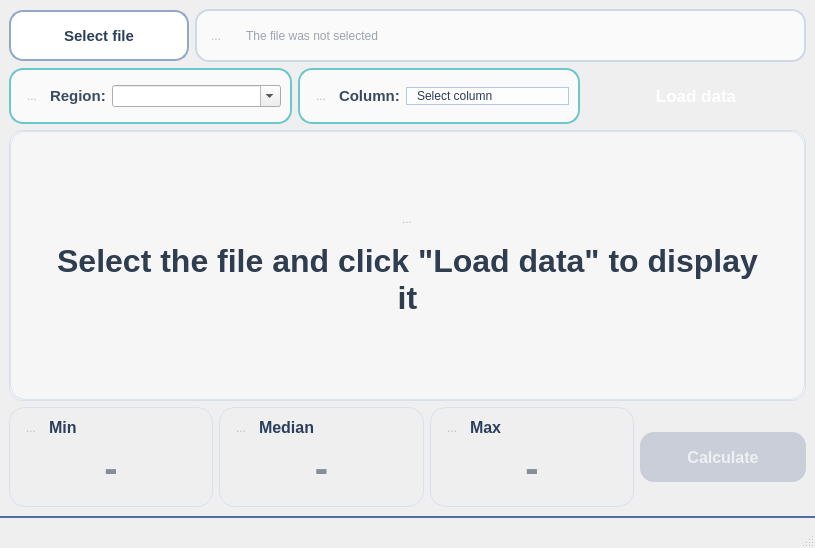
Before: the Qt Designer form mainwindow.ui in aleksei-manikhin/sem2_lab_02_OP, drawn with Qt 5.
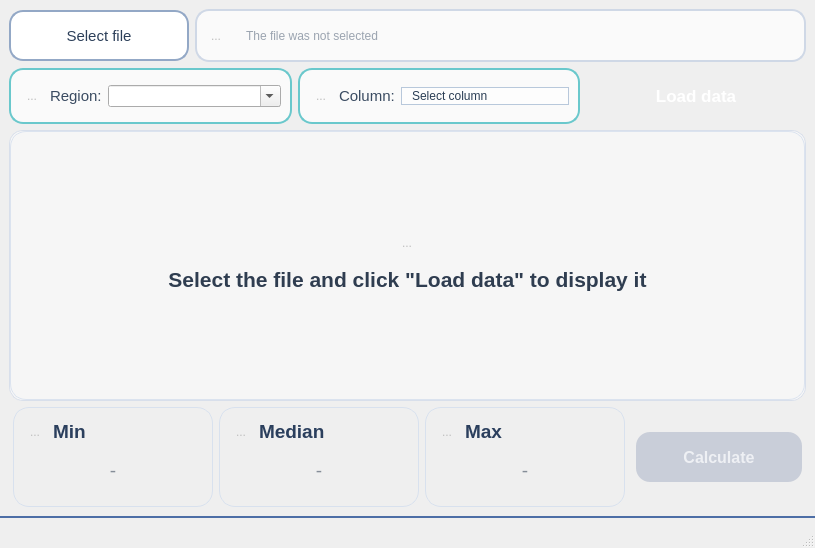
After: the same form once the commit is applied. Icons and pictures are not drawn.

Commit message: !version! Finally add combo boxes and made well written mainwindow.cpp + clean stylesheet

```diff
--- a/mainwindow.ui
+++ b/mainwindow.ui
@@ -25,35 +25,30 @@
   <property name="font">
    <font>
     <family>Segoe UI</family>
-    <pointsize>-1</pointsize>
+    <pointsize>9</pointsize>
    </font>
   </property>
   <property name="windowTitle">
    <string>MainWindow</string>
   </property>
   <property name="styleSheet">
-   <string notr="true">
-QMainWindow, QWidget#centralwidget {
+   <string notr="true">QMainWindow, QWidget#centralwidget {
     background: qlineargradient(x1:0, y1:0, x2:1, y2:1,
                                 stop:0 #f3f6fb, stop:0.55 #eef3fb, stop:1 #f4f0f6);
     color: #253246;
-    font-family: &quot;Segoe UI&quot;;
-    font-size: 16px;
 }
 
-QMenuBar, QStatusBar {
+QMenuBar {
     background: transparent;
     border: none;
 }
 
-
 QPushButton#chooseFileButton {
     background: #ffffff;
     color: #2c3f59;
     border: 2px solid #93a8c6;
     border-radius: 14px;
     padding: 8px 16px;
-    font-weight: 600;
 }
 QPushButton#chooseFileButton:hover { background: #f5f9ff; }
 QPushButton#chooseFileButton:pressed { background: #eaf2ff; }
@@ -84,33 +79,37 @@
 
 QLabel#regionText, QLabel#columnLabel {
     color: #3a4b61;
-    font-weight: 600;
 }
 
-QComboBox#regionComboBox, QComboBox#columnComboBox {
+QComboBox#regionComboBox,
+QComboBox#columnComboBox {
     background: rgba(255,255,255,0.65);
     border: 1px solid #b8c8db;
     border-radius: 10px;
     padding: 0 10px;
     color: #2a3d54;
 }
-QComboBox#regionComboBox:focus, QComboBox#columnComboBox:focus {
+QComboBox#regionComboBox:focus,
+QComboBox#columnComboBox:focus {
     border: 2px solid #5cc7cb;
     background: #ffffff;
 }
-QComboBox#regionComboBox::drop-down, QComboBox#columnComboBox::drop-down {
+QComboBox#regionComboBox::drop-down,
+QComboBox#columnComboBox::drop-down {
     border: none;
     width: 24px;
 }
 
+QPushButton#loadDataButton,
+QPushButton#calculateMetricsButton {
+    color: #ffffff;
+    border: none;
+    border-radius: 14px;
+    padding: 8px 16px;
+}
 QPushButton#loadDataButton {
     background: qlineargradient(x1:0, y1:0, x2:1, y2:0,
                                 stop:0 #17c2c2, stop:1 #0fa8ba);
-    color: #ffffff;
-    border: none;
-    border-radius: 14px;
-    font-weight: 700;
-    padding: 8px 16px;
 }
 QPushButton#loadDataButton:hover { background: #10b5bf; }
 QPushButton#loadDataButton:pressed { background: #0d99a8; }
@@ -122,11 +121,6 @@
 QPushButton#calculateMetricsButton {
     background: qlineargradient(x1:0, y1:0, x2:1, y2:0,
                                 stop:0 #2f67d2, stop:1 #1d4fc0);
-    color: #ffffff;
-    border: none;
-    border-radius: 14px;
-    font-weight: 700;
-    padding: 8px 16px;
 }
 QPushButton#calculateMetricsButton:hover { background: #275cc8; }
 QPushButton#calculateMetricsButton:pressed { background: #214fb0; }
@@ -135,7 +129,6 @@
     color: #eef0f4;
 }
 
-
 QStackedWidget#contentStackedWidget {
     background: rgba(255,255,255,0.45);
     border: 1px solid #d8dfeb;
@@ -150,8 +143,6 @@
 }
 QLabel#emptyPageText {
     color: #2f3d50;
-    font-size: 32px;
-    font-weight: 700;
     padding: 8px 24px;
 }
 
@@ -172,9 +163,7 @@
     border: none;
     border-right: 1px solid #6283cb;
     padding: 8px 6px;
-    font-weight: 700;
 }
-
 QTableCornerButton::section {
     background: #244ca6;
     border: none;
@@ -209,15 +198,14 @@
 
 QLabel#minLabelText, QLabel#maxLabelText, QLabel#medianLabelText {
     color: #2b3f5d;
-    font-weight: 700;
 }
 
-QLineEdit#minValueLineEdit, QLineEdit#maxValueLineEdit, QLineEdit#medianValueLineEdit {
+QLineEdit#minValueLineEdit,
+QLineEdit#maxValueLineEdit,
+QLineEdit#medianValueLineEdit {
     background: transparent;
     border: none;
     color: #172739;
-    font-size: 40px;
-    font-weight: 800;
     padding-bottom: 4px;
 }
 QLineEdit#minValueLineEdit:read-only,
@@ -226,33 +214,18 @@
     color: #1b2c42;
 }
 
- 
-QLabel#fileIconLabel, QLabel#regionIconlabel, QLabel#columnIconLabel,
-QLabel#emptyPageIcon, QLabel#minIconLabel, QLabel#maxIconLabel_2, QLabel#medianIconLabel {
-    color: #6f89ab;
-    background: transparent;
-    border: none;
-}
-
 QStatusBar {
     background: qlineargradient(x1:0, y1:0, x2:1, y2:0,
                                 stop:0 #1f2f46, stop:1 #223a5d);
     color: #ffffff;
     border-top: 2px solid #4d6ea6;
-    font-size: 15px;
-    font-weight: 700;
     min-height: 30px;
 }
-
-QStatusBar::item {
-    border: none;
-}
-
+QStatusBar::item { border: none; }
 QStatusBar QLabel {
     color: #ffffff;
     padding-left: 8px;
 }
-
 </string>
   </property>
   <property name="toolButtonStyle">
@@ -589,6 +562,17 @@
           <property name="enabled">
            <bool>false</bool>
           </property>
+          <property name="sizePolicy">
+           <sizepolicy hsizetype="Preferred" vsizetype="Preferred">
+            <horstretch>0</horstretch>
+            <verstretch>0</verstretch>
+           </sizepolicy>
+          </property>
+          <property name="font">
+           <font>
+            <pointsize>9</pointsize>
+           </font>
+          </property>
           <property name="text">
            <string>...</string>
           </property>
@@ -599,8 +583,8 @@
           </property>
           <property name="iconSize">
            <size>
-            <width>60</width>
-            <height>60</height>
+            <width>75</width>
+            <height>75</height>
            </size>
           </property>
           <property name="autoRaise">
@@ -612,7 +596,7 @@
          <widget class="QLabel" name="emptyPageText">
           <property name="font">
            <font>
-            <pointsize>-1</pointsize>
+            <pointsize>16</pointsize>
             <bold>true</bold>
            </font>
           </property>
@@ -772,7 +756,7 @@
              </property>
              <property name="font">
               <font>
-               <pointsize>12</pointsize>
+               <pointsize>14</pointsize>
                <bold>true</bold>
               </font>
              </property>
@@ -796,7 +780,7 @@
            </property>
            <property name="font">
             <font>
-             <pointsize>-1</pointsize>
+             <pointsize>14</pointsize>
              <fontweight>ExtraBold</fontweight>
             </font>
            </property>
@@ -871,7 +855,7 @@
              </property>
              <property name="font">
               <font>
-               <pointsize>12</pointsize>
+               <pointsize>14</pointsize>
                <bold>true</bold>
               </font>
              </property>
@@ -895,7 +879,7 @@
            </property>
            <property name="font">
             <font>
-             <pointsize>-1</pointsize>
+             <pointsize>14</pointsize>
              <fontweight>ExtraBold</fontweight>
             </font>
            </property>
@@ -970,7 +954,7 @@
              </property>
              <property name="font">
               <font>
-               <pointsize>12</pointsize>
+               <pointsize>14</pointsize>
                <bold>true</bold>
               </font>
              </property>
@@ -994,7 +978,7 @@
            </property>
            <property name="font">
             <font>
-             <pointsize>-1</pointsize>
+             <pointsize>14</pointsize>
              <fontweight>ExtraBold</fontweight>
             </font>
            </property>
```
The commit also changes 2 other files.
